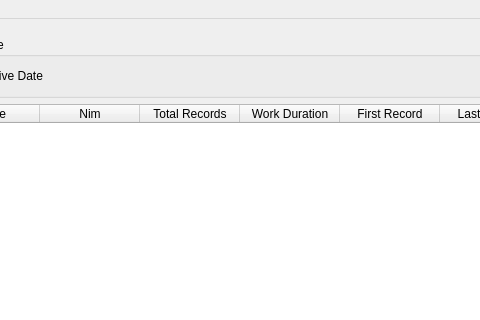
Before: the Qt Designer form lupv/Resources/ui/main_window.ui in azzamsa/lupv, drawn with Qt 5; both pictures show x 143 to 623 and y 0 to 320 of the 1245 by 900 pixel window.
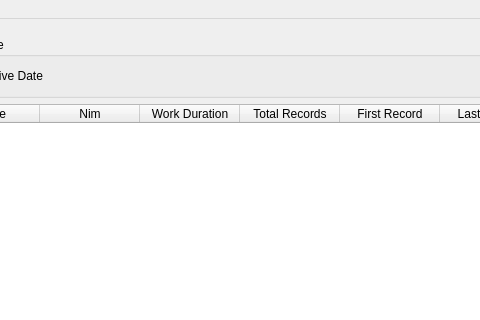
After: the same form once the commit is applied. Icons and pictures are not drawn.

Commit message: Add datetime format toggle but without reading records multiple times

What changed in the file:
```diff
--- a/lupv/Resources/ui/main_window.ui
+++ b/lupv/Resources/ui/main_window.ui
@@ -171,12 +171,12 @@
             </column>
             <column>
              <property name="text">
-              <string>Total Records</string>
+              <string>Work Duration</string>
              </property>
             </column>
             <column>
              <property name="text">
-              <string>Work Duration</string>
+              <string>Total Records</string>
              </property>
             </column>
             <column>
```
The commit also changes 2 other files.
